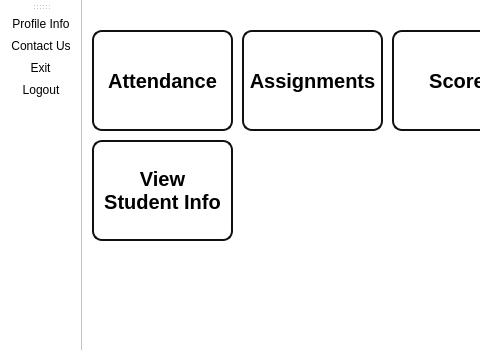
suvam452/Mulyankan, file landingpage.ui: the form before one commit; both pictures show x 0 to 480 and y 0 to 350 of the 683 by 456 pixel window.
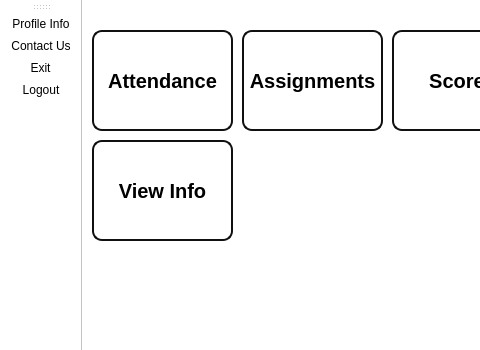
The form after the commit. Icons and pictures are not drawn.

Diff of the .ui file:
```diff
--- a/landingpage.ui
+++ b/landingpage.ui
@@ -171,8 +171,7 @@
 </string>
     </property>
     <property name="text">
-     <string>View 
-Student Info</string>
+     <string>View Info</string>
     </property>
    </widget>
   </widget>
```
